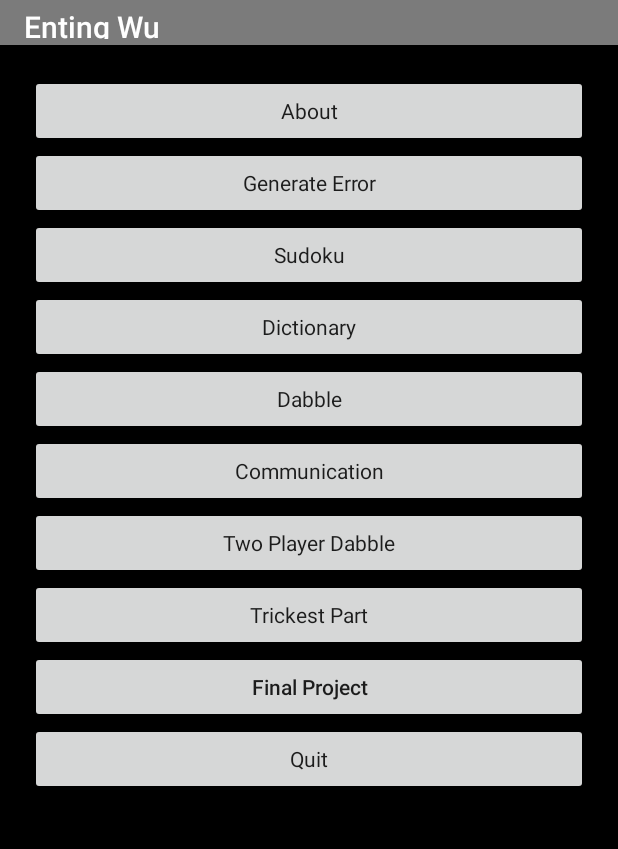
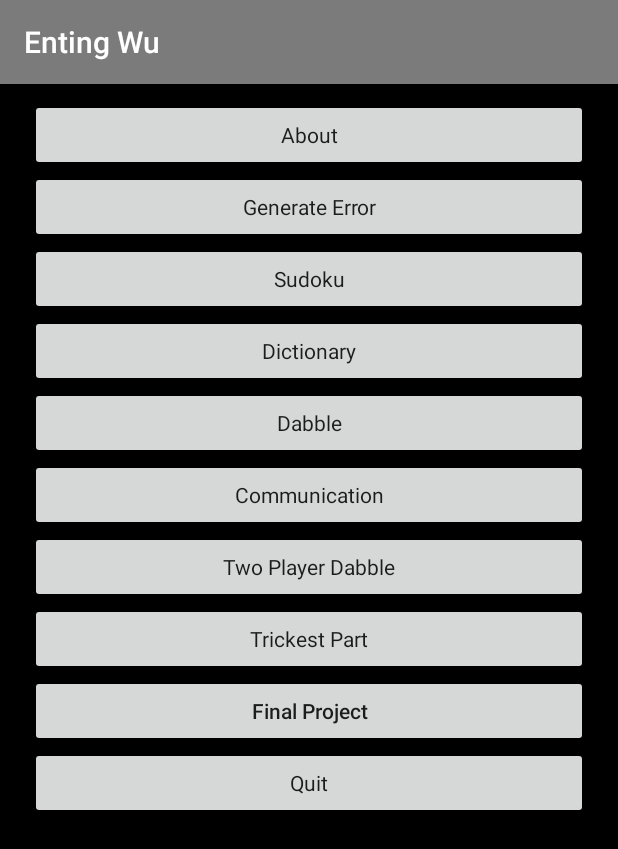
Before and after one commit to entingwu/wordGame, an Android app: the screen it shows after launch (MainMenu), on a phone screen of 412 x 824 dp. Shown: the top 849 px of the screen. Run offline under Robolectric (Android 15) with nearby library versions, the phone set to English and light mode, and no system bars.

Commit message:
Used default action bar instead. Added ic_launcher.png files

```diff
--- a/app/build.gradle
+++ b/app/build.gradle
@@ -5,7 +5,7 @@ android {
     buildToolsVersion "25.0.2"
     defaultConfig {
         applicationId "edu.neu.madcourse.entingwu"
-        minSdkVersion 15
+        minSdkVersion 14
         targetSdkVersion 25
         versionCode 1
         versionName "1.0"
--- a/app/src/main/java/edu/neu/madcourse/entingwu/assignment1/AboutMe.java
+++ b/app/src/main/java/edu/neu/madcourse/entingwu/assignment1/AboutMe.java
@@ -2,7 +2,6 @@ package edu.neu.madcourse.entingwu.assignment1;
 
 import android.support.v7.app.AppCompatActivity;
 import android.os.Bundle;
-import android.support.v7.widget.Toolbar;
 import edu.neu.madcourse.entingwu.R;
 
 public class AboutMe extends AppCompatActivity {
@@ -11,9 +10,5 @@ public class AboutMe extends AppCompatActivity {
     protected void onCreate(Bundle savedInstanceState) {
         super.onCreate(savedInstanceState);
         setContentView(R.layout.activity_about_me);
-        Toolbar toolbar = (Toolbar) findViewById(R.id.title_bar_about);
-        toolbar.setTitle(R.string.title_about);
-        toolbar.setTitleTextColor(getResources().getColor(R.color.colorPrimaryLight));
-        setSupportActionBar(toolbar);
     }
 }
--- a/app/src/main/java/edu/neu/madcourse/entingwu/assignment1/MainMenu.java
+++ b/app/src/main/java/edu/neu/madcourse/entingwu/assignment1/MainMenu.java
@@ -3,7 +3,6 @@ package edu.neu.madcourse.entingwu.assignment1;
 import android.content.Intent;
 import android.support.v7.app.AppCompatActivity;
 import android.os.Bundle;
-import android.support.v7.widget.Toolbar;
 import android.view.View;
 import android.widget.Button;
 import edu.neu.madcourse.entingwu.R;
@@ -15,10 +14,6 @@ public class MainMenu extends AppCompatActivity {
     protected void onCreate(Bundle savedInstanceState) {
         super.onCreate(savedInstanceState);
         setContentView(R.layout.activity_main);
-        Toolbar toolbar = (Toolbar) findViewById(R.id.title_bar);
-        toolbar.setTitle(R.string.author_name);
-        toolbar.setTitleTextColor(getResources().getColor(R.color.colorPrimaryLight));
-        setSupportActionBar(toolbar);
 
         Button quitButton = (Button) findViewById(R.id.button10);
         quitButton.setOnClickListener(new View.OnClickListener() {
--- a/app/src/main/java/edu/neu/madcourse/entingwu/sudoku/AboutSudoku.java
+++ b/app/src/main/java/edu/neu/madcourse/entingwu/sudoku/AboutSudoku.java
@@ -11,9 +11,5 @@ public class AboutSudoku extends AppCompatActivity {
     protected void onCreate(Bundle savedInstanceState) {
         super.onCreate(savedInstanceState);
         setContentView(R.layout.activity_about_sudoku);
-        Toolbar toolbar = (Toolbar) findViewById(R.id.title_bar_sudoku);
-        toolbar.setTitle(R.string.title_sudoku);
-        toolbar.setTitleTextColor(getResources().getColor(R.color.colorPrimaryLight));
-        setSupportActionBar(toolbar);
     }
 }
--- a/app/src/main/res/layout/activity_main.xml
+++ b/app/src/main/res/layout/activity_main.xml
@@ -7,20 +7,20 @@
     android:background="@color/colorPrimaryDark"
     tools:context="edu.neu.madcourse.entingwu.assignment1.MainMenu">
 
-    <android.support.v7.widget.Toolbar
-        style="@style/AppTheme.ActionBarStyle"
-        android:text="@string/author_name"
-        android:id="@+id/title_bar"
-        android:gravity="center_vertical" />
+    <RelativeLayout
+        android:layout_width="match_parent"
+        android:layout_height="match_parent">
 
         <LinearLayout
             android:orientation="vertical"
             android:layout_width="match_parent"
             android:layout_height="match_parent"
+            android:layout_alignParentTop="true"
+            android:layout_marginTop="10dp"
+            android:layout_marginBottom="10dp"
             android:layout_marginStart="20dp"
-        android:layout_marginTop="20dp"
-        android:layout_marginEnd="20dp"
-        android:layout_marginBottom="20dp">
+            android:layout_marginEnd="20dp">
+
             <Button
                 android:text="@string/button_label_1"
                 android:id="@+id/button1"
@@ -77,4 +77,6 @@
                 style="@style/ButtonDefaultStyle"/>
         </LinearLayout>
 
+    </RelativeLayout>
+
 </LinearLayout>
--- a/app/src/main/res/values/styles.xml
+++ b/app/src/main/res/values/styles.xml
@@ -1,23 +1,11 @@
 <resources>
 
     <!-- Base application theme. -->
-    <style name="AppTheme" parent="Theme.AppCompat.Light.NoActionBar">
+    <style name="AppTheme" parent="Theme.AppCompat.DayNight.DarkActionBar">
         <!-- Customize your theme here. -->
         <item name="colorPrimary">@color/colorPrimary</item>
         <item name="colorPrimaryDark">@color/colorPrimaryDark</item>
         <item name="colorAccent">@color/colorAccent</item>
-        <item name="android:actionBarStyle">@style/AppTheme.ActionBarStyle</item>
-    </style>
-
-    <style name="AppTheme.ActionBarStyle" parent="@android:style/Widget.Holo.Light.ActionBar">
-        <item name="android:titleTextStyle">@style/AppTheme.ActionBarStyle.TitleTextStyle</item>
-        <item name="android:layout_width">match_parent</item>
-        <item name="android:layout_height">30dp</item>
-        <item name="android:background">@color/colorPrimary</item>
-    </style>
-
-    <style name="AppTheme.ActionBarStyle.TitleTextStyle" parent="@android:style/TextAppearance">
-        <item name="android:textColor">@color/colorPrimaryLight</item>
     </style>
 
     <style name="TextDefaultStyle" parent="@android:style/TextAppearance">
```
Also changed, not shown: app/src/main/AndroidManifest.xml (+6 -1 lines), app/src/main/res/layout/activity_about_me.xml (+1 -7 lines), app/src/main/res/layout/activity_about_sudoku.xml (+5 -10 lines), app/src/main/res/mipmap-hdpi/ic_launcher.png, app/src/main/res/mipmap-mdpi/ic_launcher.png, app/src/main/res/mipmap-xhdpi/ic_launcher.png, app/src/main/res/mipmap-xxhdpi/ic_launcher.png, app/src/main/res/mipmap-xxxhdpi/ic_launcher.png. Lines whose indentation alone changed are shown as unchanged.
